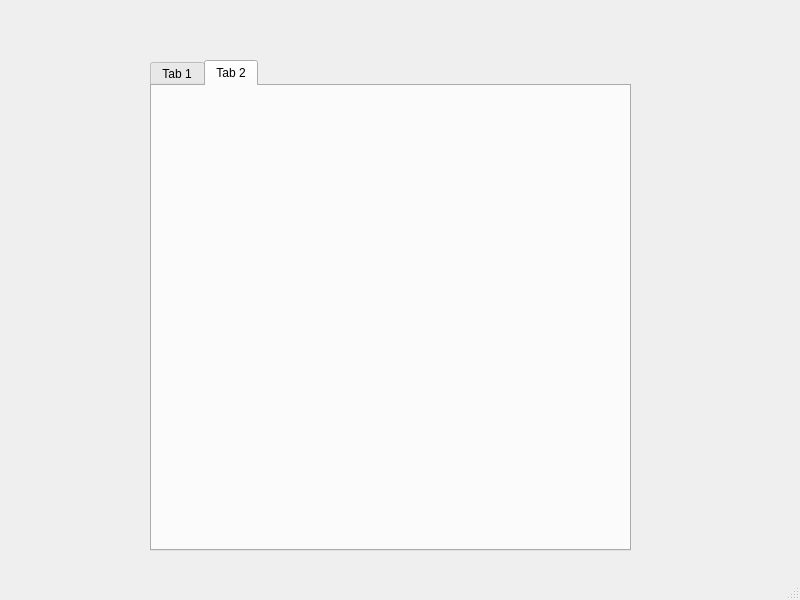
Before: the Qt Designer form src/main.ui in Diode-exe/pptxToOpenLyrics, drawn with Qt 5.
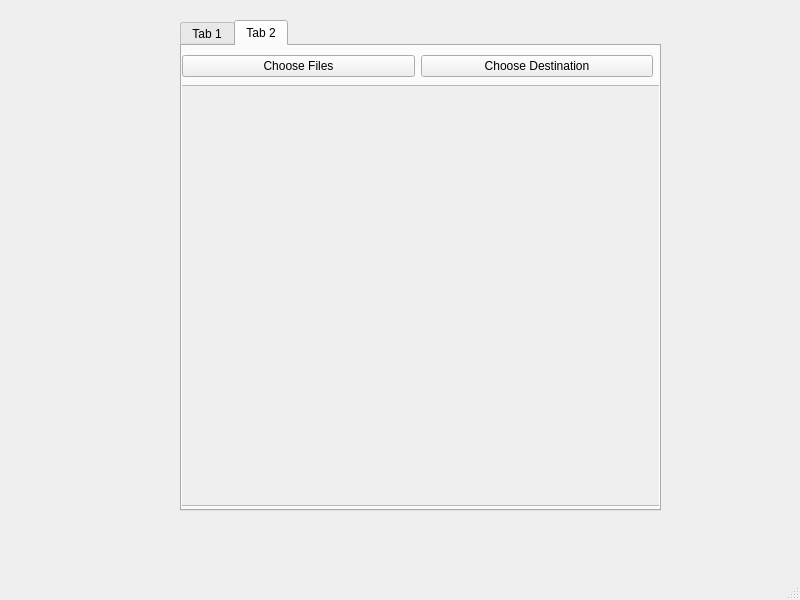
After: the same form once the commit is applied. The open tabs and pages were chosen to show the change.

Commit message: buttons for batching mode

```diff
--- a/src/main.ui
+++ b/src/main.ui
@@ -17,8 +17,8 @@
    <widget class="QTabWidget" name="tabWidget">
     <property name="geometry">
      <rect>
-      <x>150</x>
-      <y>60</y>
+      <x>180</x>
+      <y>20</y>
       <width>481</width>
       <height>491</height>
      </rect>
@@ -145,6 +145,66 @@
      <attribute name="title">
       <string>Tab 2</string>
      </attribute>
+     <widget class="QScrollArea" name="batching_scroll">
+      <property name="geometry">
+       <rect>
+        <x>-1</x>
+        <y>39</y>
+        <width>481</width>
+        <height>421</height>
+       </rect>
+      </property>
+      <property name="widgetResizable">
+       <bool>true</bool>
+      </property>
+      <widget class="QWidget" name="batching_scroll_contents">
+       <property name="geometry">
+        <rect>
+         <x>0</x>
+         <y>0</y>
+         <width>477</width>
+         <height>417</height>
+        </rect>
+       </property>
+       <widget class="QWidget" name="gridLayoutWidget">
+        <property name="geometry">
+         <rect>
+          <x>-1</x>
+          <y>-1</y>
+          <width>481</width>
+          <height>461</height>
+         </rect>
+        </property>
+        <layout class="QGridLayout" name="batching_scroll_layout"/>
+       </widget>
+      </widget>
+     </widget>
+     <widget class="QWidget" name="layoutWidget">
+      <property name="geometry">
+       <rect>
+        <x>0</x>
+        <y>0</y>
+        <width>471</width>
+        <height>41</height>
+       </rect>
+      </property>
+      <layout class="QHBoxLayout" name="batch_buttons_layout">
+       <item>
+        <widget class="QPushButton" name="choose_file_button_batch">
+         <property name="text">
+          <string>Choose Files</string>
+         </property>
+        </widget>
+       </item>
+       <item>
+        <widget class="QPushButton" name="choose_dest_button_batch">
+         <property name="text">
+          <string>Choose Destination</string>
+         </property>
+        </widget>
+       </item>
+      </layout>
+     </widget>
     </widget>
    </widget>
   </widget>
```
Left out of the diff: 3 changed lines with no effect on the pictures. The commit also changes 1 other file.
